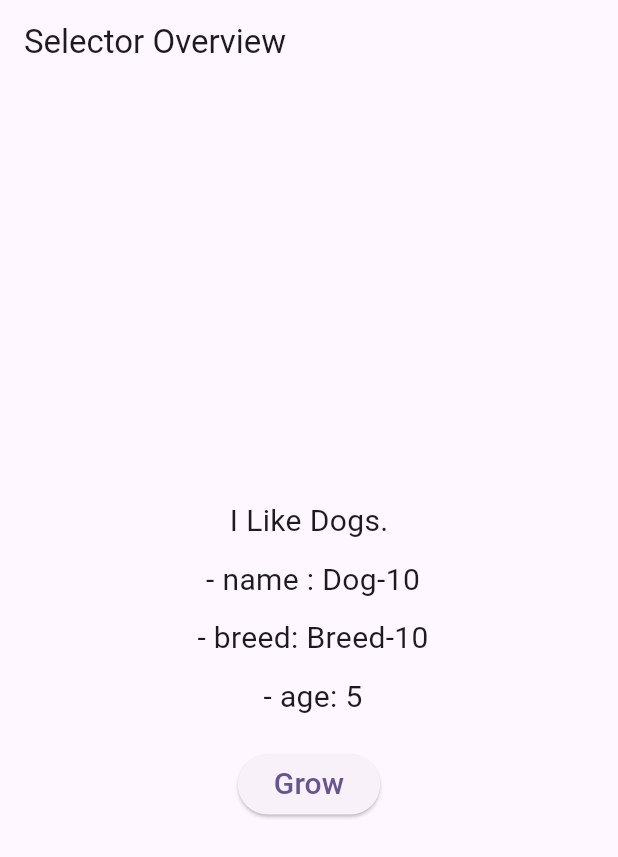
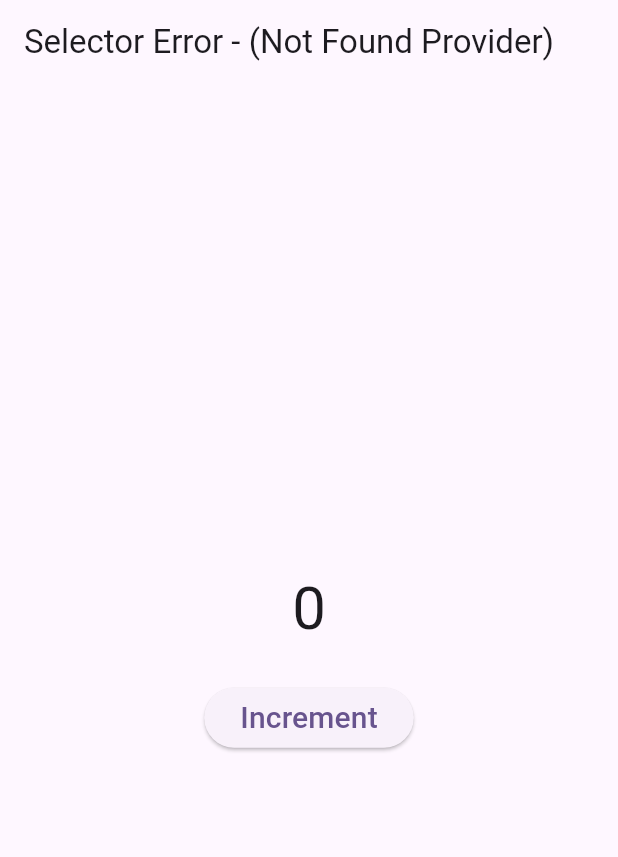
Before and after one commit to Sandeepsunil01/state-management-provider, a Flutter app: the screen it shows after launch, on a phone screen of 412 x 824 dp. Shown: the top 857 px of the screen. Run offline on Flutter 3.47's test engine with Material 2 defaults, Android fonts, the phone set to English and light mode, and no system bars.

Commit message:
Selector Error Overview

```diff
--- a/lib/main.dart
+++ b/lib/main.dart
@@ -1,7 +1,5 @@
 import 'package:flutter/material.dart';
-import 'package:provider/provider.dart';
-import 'models/dog.dart';
-import 'provider_overview/provider_overview_10.dart';
+import 'provider_overview/provider_overview_11.dart';
 
 void main() {
   runApp(const MyApp());
@@ -12,21 +10,14 @@ class MyApp extends StatelessWidget {
 
   @override
   Widget build(BuildContext context) {
-    return MultiProvider(
-      providers: [
-        ChangeNotifierProvider<Dog>(
-            create: (context) =>
-                Dog(name: "Dog-10", breed: "Breed-10", age: 5)),
-      ],
-      child: MaterialApp(
-        title: 'State Management with Provider',
-        debugShowCheckedModeBanner: false,
-        theme: ThemeData(
-          colorScheme: ColorScheme.fromSeed(seedColor: Colors.deepPurple),
-          useMaterial3: true,
-        ),
-        home: const ProviderOverview10(),
+    return MaterialApp(
+      title: 'State Management with Provider',
+      debugShowCheckedModeBanner: false,
+      theme: ThemeData(
+        colorScheme: ColorScheme.fromSeed(seedColor: Colors.deepPurple),
+        useMaterial3: true,
       ),
+      home: const ProviderOverview11(),
     );
   }
 }
--- /dev/null
+++ b/lib/provider_overview/provider_overview_11.dart
@@ -0,0 +1,61 @@
+import 'package:flutter/material.dart';
+import 'package:provider/provider.dart';
+
+// There may be times when we get Provider Not Found
+// There may be 3 possible solutions
+// 1. Use child with proper context
+// 2. Wrap the widet with a builder
+
+class ProviderOverview11 extends StatefulWidget {
+  const ProviderOverview11({super.key});
+
+  @override
+  State<ProviderOverview11> createState() => _ProviderOverview11State();
+}
+
+class _ProviderOverview11State extends State<ProviderOverview11> {
+  @override
+  Widget build(BuildContext context) {
+    return Scaffold(
+      appBar:
+          AppBar(title: const Text("Selector Error - (Not Found Provider)")),
+      body: ChangeNotifierProvider<Counter>(
+        create: (_) => Counter(),
+        child: Builder(
+          builder: (context) {
+            return Center(
+              child: Column(
+                mainAxisAlignment: MainAxisAlignment.center,
+                children: [
+                  Text(
+                    "${context.watch<Counter>().counter}",
+                    style: const TextStyle(fontSize: 40),
+                  ),
+                  const SizedBox(height: 20),
+                  ElevatedButton(
+                    onPressed: () {
+                      context.read<Counter>().increment();
+                    },
+                    child: const Text(
+                      "Increment",
+                      style: TextStyle(fontSize: 20),
+                    ),
+                  ),
+                ],
+              ),
+            );
+          },
+        ),
+      ),
+    );
+  }
+}
+
+class Counter with ChangeNotifier {
+  int counter = 0;
+
+  void increment() {
+    counter++;
+    notifyListeners();
+  }
+}
```
